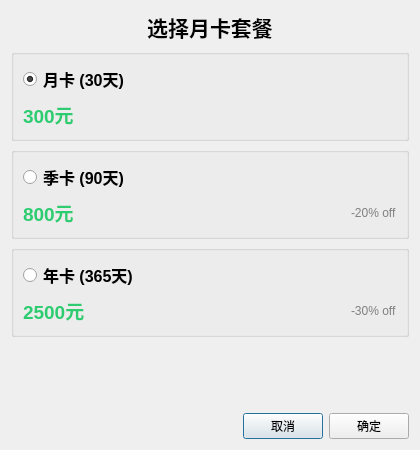
First picture: the form in forms/monthpassdialog.ui, repository R1TAP/Parkinglot_Manage_System, before the edit.
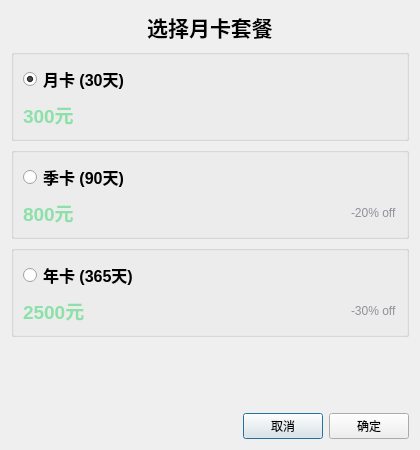
Second picture: the form after the edit.

Diff of the .ui file:
```diff
--- a/forms/monthpassdialog.ui
+++ b/forms/monthpassdialog.ui
@@ -65,7 +65,7 @@
          </font>
         </property>
         <property name="styleSheet">
-         <string notr="true">color: #2ecc71;</string>
+         <string notr="true">color: #8CE0A8;</string>
         </property>
         <property name="text">
          <string>300元</string>
@@ -105,7 +105,7 @@
            </font>
           </property>
           <property name="styleSheet">
-           <string notr="true">color: #2ecc71;</string>
+          <string notr="true">color: #8CE0A8;</string>
           </property>
           <property name="text">
            <string>800元</string>
@@ -128,7 +128,7 @@
         <item>
          <widget class="QLabel" name="labelQuarterDiscount">
           <property name="styleSheet">
-           <string notr="true">color: grey;</string>
+          <string notr="true">color: #938F99;</string>
           </property>
           <property name="text">
            <string>-20% off</string>
@@ -170,7 +170,7 @@
            </font>
           </property>
           <property name="styleSheet">
-           <string notr="true">color: #2ecc71;</string>
+          <string notr="true">color: #8CE0A8;</string>
           </property>
           <property name="text">
            <string>2500元</string>
@@ -193,7 +193,7 @@
         <item>
          <widget class="QLabel" name="labelYearDiscount">
           <property name="styleSheet">
-           <string notr="true">color: grey;</string>
+          <string notr="true">color: #938F99;</string>
           </property>
           <property name="text">
            <string>-30% off</string>
```
Lines whose indentation alone changed are shown as unchanged.
